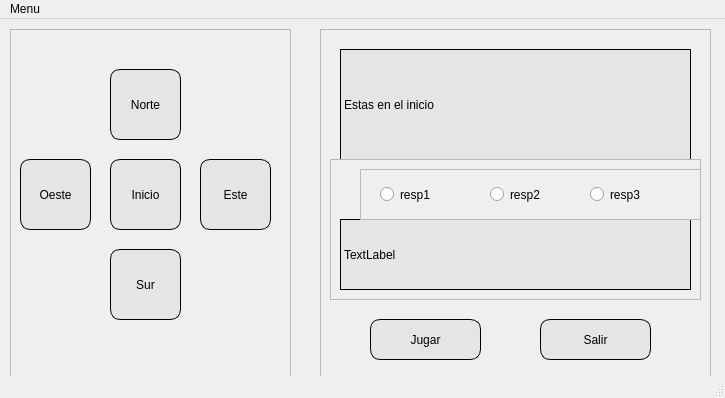
Qt form Python Scripts/Tarea 2 tema 3/MazmorraDesigner.ui (AntonioMallen/DAM2_DUAL) before a commit.
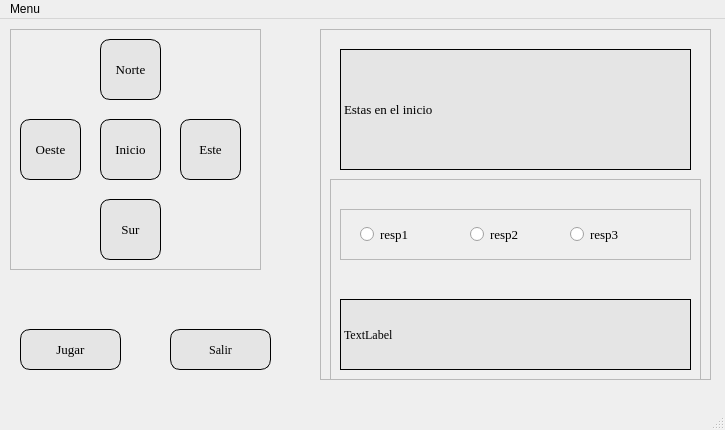
The same form after that commit.

```diff
--- a/Python Scripts/Tarea 2 tema 3/MazmorraDesigner.ui
+++ b/Python Scripts/Tarea 2 tema 3/MazmorraDesigner.ui
@@ -7,7 +7,7 @@
     <x>0</x>
     <y>0</y>
     <width>725</width>
-    <height>398</height>
+    <height>430</height>
    </rect>
   </property>
   <property name="windowTitle">
@@ -22,10 +22,16 @@
      <rect>
       <x>10</x>
       <y>10</y>
-      <width>281</width>
-      <height>351</height>
+      <width>251</width>
+      <height>241</height>
      </rect>
     </property>
+    <property name="font">
+     <font>
+      <family>Gill Sans MT</family>
+      <pointsize>11</pointsize>
+     </font>
+    </property>
     <property name="frameShape">
      <enum>QFrame::StyledPanel</enum>
     </property>
@@ -35,12 +41,18 @@
     <widget class="QPushButton" name="pushButton">
      <property name="geometry">
       <rect>
-       <x>100</x>
-       <y>40</y>
-       <width>71</width>
-       <height>71</height>
+       <x>90</x>
+       <y>10</y>
+       <width>61</width>
+       <height>61</height>
       </rect>
      </property>
+     <property name="font">
+      <font>
+       <family>Georgia</family>
+       <pointsize>10</pointsize>
+      </font>
+     </property>
      <property name="styleSheet">
       <string notr="true">border-radius: 10px;
 border: 1px solid black;
@@ -55,11 +67,17 @@
      <property name="geometry">
       <rect>
        <x>10</x>
-       <y>130</y>
-       <width>71</width>
-       <height>71</height>
+       <y>90</y>
+       <width>61</width>
+       <height>61</height>
       </rect>
      </property>
+     <property name="font">
+      <font>
+       <family>Georgia</family>
+       <pointsize>10</pointsize>
+      </font>
+     </property>
      <property name="styleSheet">
       <string notr="true">border-radius: 10px;
 border: 1px solid black;
@@ -73,12 +91,18 @@
     <widget class="QPushButton" name="pushButton_3">
      <property name="geometry">
       <rect>
-       <x>100</x>
-       <y>130</y>
-       <width>71</width>
-       <height>71</height>
+       <x>90</x>
+       <y>90</y>
+       <width>61</width>
+       <height>61</height>
       </rect>
      </property>
+     <property name="font">
+      <font>
+       <family>Georgia</family>
+       <pointsize>10</pointsize>
+      </font>
+     </property>
      <property name="styleSheet">
       <string notr="true">border-radius: 10px;
 border: 1px solid black;
@@ -92,12 +116,18 @@
     <widget class="QPushButton" name="pushButton_4">
      <property name="geometry">
       <rect>
-       <x>190</x>
-       <y>130</y>
-       <width>71</width>
-       <height>71</height>
+       <x>170</x>
+       <y>90</y>
+       <width>61</width>
+       <height>61</height>
       </rect>
      </property>
+     <property name="font">
+      <font>
+       <family>Georgia</family>
+       <pointsize>10</pointsize>
+      </font>
+     </property>
      <property name="styleSheet">
       <string notr="true">border-radius: 10px;
 border: 1px solid black;
@@ -111,12 +141,18 @@
     <widget class="QPushButton" name="pushButton_5">
      <property name="geometry">
       <rect>
-       <x>100</x>
-       <y>220</y>
-       <width>71</width>
-       <height>71</height>
+       <x>90</x>
+       <y>170</y>
+       <width>61</width>
+       <height>61</height>
       </rect>
      </property>
+     <property name="font">
+      <font>
+       <family>Georgia</family>
+       <pointsize>10</pointsize>
+      </font>
+     </property>
      <property name="styleSheet">
       <string notr="true">border-radius: 10px;
 border: 1px solid black;
@@ -149,9 +185,15 @@
        <x>20</x>
        <y>20</y>
        <width>351</width>
-       <height>111</height>
+       <height>121</height>
       </rect>
      </property>
+     <property name="font">
+      <font>
+       <family>Georgia</family>
+       <pointsize>10</pointsize>
+      </font>
+     </property>
      <property name="styleSheet">
       <string notr="true">background-color: rgb(229, 229, 229);
 border: 1px solid black;</string>
@@ -164,9 +206,9 @@
      <property name="geometry">
       <rect>
        <x>10</x>
-       <y>130</y>
+       <y>150</y>
        <width>371</width>
-       <height>141</height>
+       <height>211</height>
       </rect>
      </property>
      <property name="frameShape">
@@ -179,11 +221,16 @@
       <property name="geometry">
        <rect>
         <x>10</x>
-        <y>60</y>
+        <y>120</y>
         <width>351</width>
         <height>71</height>
        </rect>
       </property>
+      <property name="font">
+       <font>
+        <family>Georgia</family>
+       </font>
+      </property>
       <property name="styleSheet">
        <string notr="true">background-color: rgb(229, 229, 229);
 border: 1px solid black;</string>
@@ -195,8 +242,8 @@
      <widget class="QFrame" name="frame">
       <property name="geometry">
        <rect>
-        <x>30</x>
-        <y>10</y>
+        <x>10</x>
+        <y>30</y>
         <width>351</width>
         <height>51</height>
        </rect>
@@ -216,6 +263,12 @@
          <height>31</height>
         </rect>
        </property>
+       <property name="font">
+        <font>
+         <family>Georgia</family>
+         <pointsize>10</pointsize>
+        </font>
+       </property>
        <property name="text">
         <string>resp1</string>
        </property>
@@ -229,6 +282,12 @@
          <height>31</height>
         </rect>
        </property>
+       <property name="font">
+        <font>
+         <family>Georgia</family>
+         <pointsize>10</pointsize>
+        </font>
+       </property>
        <property name="text">
         <string>resp2</string>
        </property>
@@ -242,21 +301,34 @@
          <height>31</height>
         </rect>
        </property>
+       <property name="font">
+        <font>
+         <family>Georgia</family>
+         <pointsize>10</pointsize>
+        </font>
+       </property>
        <property name="text">
         <string>resp3</string>
        </property>
       </widget>
      </widget>
     </widget>
+   </widget>
     <widget class="QPushButton" name="pushButton_6">
      <property name="geometry">
       <rect>
-       <x>50</x>
-       <y>290</y>
-       <width>111</width>
+      <x>20</x>
+      <y>310</y>
+      <width>101</width>
        <height>41</height>
       </rect>
      </property>
+    <property name="font">
+     <font>
+      <family>Georgia</family>
+      <pointsize>10</pointsize>
+     </font>
+    </property>
      <property name="styleSheet">
       <string notr="true">border-radius: 10px;
 border: 1px solid black;
@@ -270,12 +342,17 @@
     <widget class="QPushButton" name="pushButton_7">
      <property name="geometry">
       <rect>
-       <x>220</x>
-       <y>290</y>
-       <width>111</width>
+      <x>170</x>
+      <y>310</y>
+      <width>101</width>
        <height>41</height>
       </rect>
      </property>
+    <property name="font">
+     <font>
+      <family>Georgia</family>
+     </font>
+    </property>
      <property name="styleSheet">
       <string notr="true">border-radius: 10px;
 border: 1px solid black;
@@ -285,7 +362,6 @@
      <property name="text">
       <string>Salir</string>
      </property>
-    </widget>
    </widget>
   </widget>
   <widget class="QMenuBar" name="menubar">
```
Lines whose indentation alone changed are shown as unchanged.
